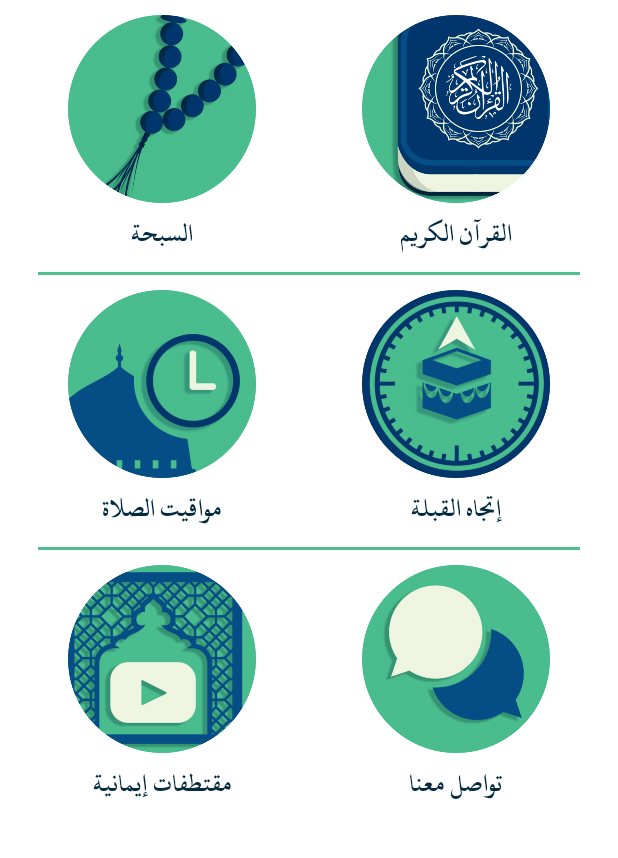
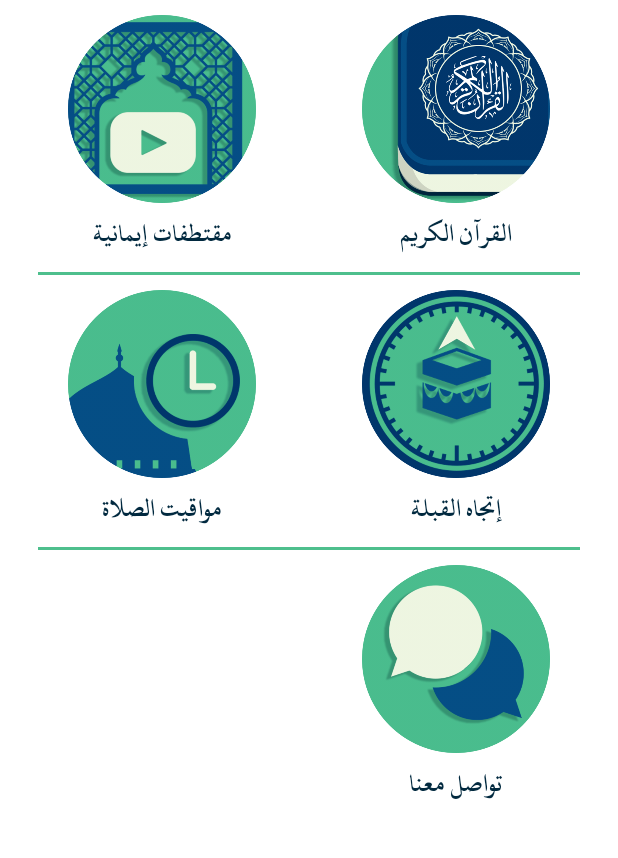
Before and after one commit to mabdelsattar/altaef-hessan_Full_Islamic_Android_App, an Android app: the screen it shows after launch (HomeActivity), on a phone screen of 412 x 824 dp, the part 84-942 px from its top. Run offline under Robolectric (Android 15) with nearby library versions, the phone set to English and light mode, and no system bars.

Commit message:
Finazlie Icons

```diff
--- a/app/build.gradle
+++ b/app/build.gradle
@@ -7,8 +7,8 @@ android {
         applicationId "com.daralmathour.altaefhessan"
         minSdkVersion 15
         targetSdkVersion 26
-        versionCode 1
-        versionName "1.0"
+        versionCode 2
+        versionName "1.1"
         testInstrumentationRunner "android.support.test.runner.AndroidJUnitRunner"
     }
     buildTypes {
--- a/app/src/main/res/layout/activity_home.xml
+++ b/app/src/main/res/layout/activity_home.xml
@@ -41,30 +41,31 @@
                 android:layout_height="wrap_content"
                 android:orientation="horizontal"
                 android:weightSum="2">
+
                 <LinearLayout
                     android:layout_width="0dp"
                     android:layout_weight="1"
 
                     android:orientation="vertical"
-                    android:onClick="openSepha"
+                    android:onClick="openMoqtatafaat"
                     android:layout_height="wrap_content">
                     <ImageView
                         android:layout_width="125dp"
                         android:layout_height="wrap_content"
-                        android:src="@drawable/el_sebha"
+                        android:src="@drawable/moqtatafat"
                         android:layout_gravity="center"
                         android:scaleType="fitXY"
                         android:adjustViewBounds="true"/>
                     <TextView
                         android:layout_width="match_parent"
                         android:layout_height="wrap_content"
-                        android:text="السبحة"
+                        android:text="مقتطفات إيمانية"
                         android:textSize="18sp"
                         android:textColor="#01293f"
                         android:textStyle="bold"
                         android:gravity="center"
                         android:layout_margin="5dp"
-                        android:id="@+id/sebha_title" />
+                        android:id="@+id/moqtatafat_title" />
                 </LinearLayout>
                 <LinearLayout
                     android:layout_width="0dp"
@@ -174,27 +175,27 @@
                 <LinearLayout
                     android:layout_width="0dp"
                     android:layout_weight="1"
-
+                    android:visibility="invisible"
                     android:orientation="vertical"
-                    android:onClick="openMoqtatafaat"
+                    android:onClick="openSepha"
                     android:layout_height="wrap_content">
                     <ImageView
                         android:layout_width="125dp"
                         android:layout_height="wrap_content"
-                        android:src="@drawable/moqtatafat"
+                        android:src="@drawable/el_sebha"
                         android:layout_gravity="center"
                         android:scaleType="fitXY"
                         android:adjustViewBounds="true"/>
                     <TextView
                         android:layout_width="match_parent"
                         android:layout_height="wrap_content"
-                        android:text="مقتطفات إيمانية"
+                        android:text="السبحة"
                         android:textSize="18sp"
                         android:textColor="#01293f"
                         android:textStyle="bold"
                         android:gravity="center"
                         android:layout_margin="5dp"
-                        android:id="@+id/moqtatafat_title" />
+                        android:id="@+id/sebha_title" />
                 </LinearLayout>
                 <LinearLayout
                     android:layout_width="0dp"
```
